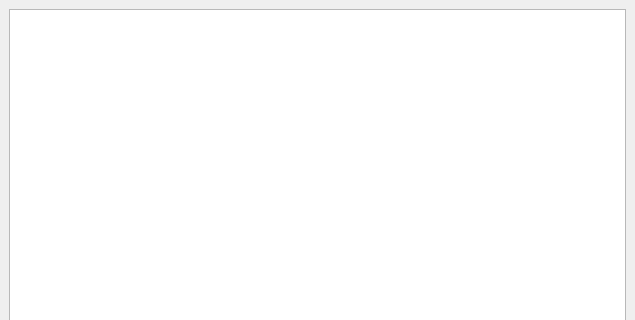
Above: Code/Chatties/mainwindow.ui from Khoi2310/App_Chatties before the change; both pictures show x 0 to 635 and y 0 to 320 of the 635 by 480 pixel window. Below: the same form after it.
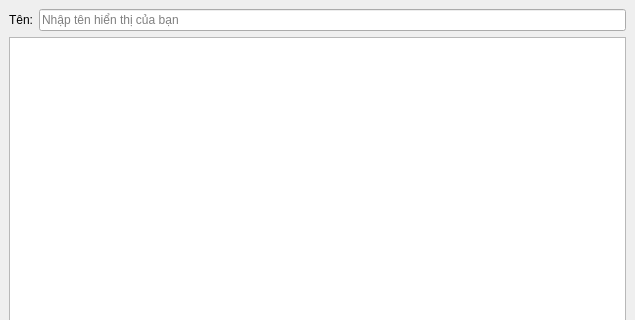
That is the form after the change.

Commit message: Refactor message handling to include username and update related methods

What changed in the file:
```diff
--- a/Code/Chatties/mainwindow.ui
+++ b/Code/Chatties/mainwindow.ui
@@ -15,6 +15,24 @@
   </property>
   <widget class="QWidget" name="centralwidget">
    <layout class="QVBoxLayout" name="verticalLayout_2">
+    <item>
+     <layout class="QHBoxLayout" name="usernameLayout">
+      <item>
+       <widget class="QLabel" name="usernameLabel">
+        <property name="text">
+         <string>Tên:</string>
+        </property>
+       </widget>
+      </item>
+      <item>
+       <widget class="QLineEdit" name="usernameField">
+        <property name="placeholderText">
+         <string>Nhập tên hiển thị của bạn</string>
+        </property>
+       </widget>
+      </item>
+     </layout>
+    </item>
     <item>
      <layout class="QVBoxLayout" name="verticalLayout">
       <item>
```
The commit also changes 7 other files.
